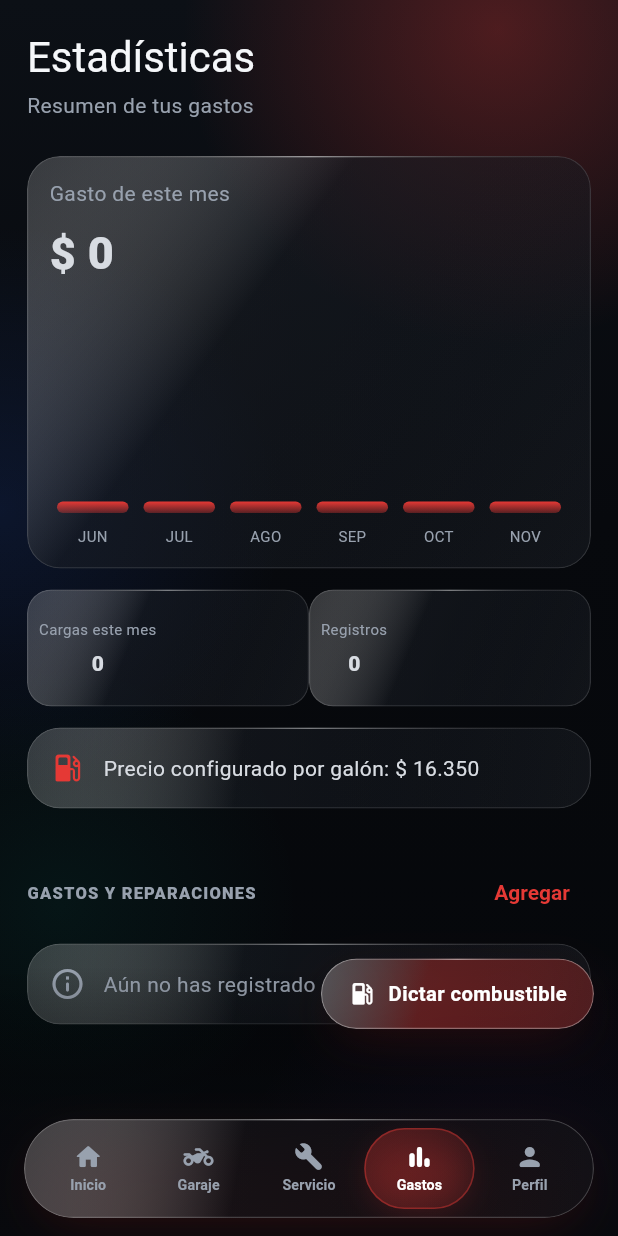
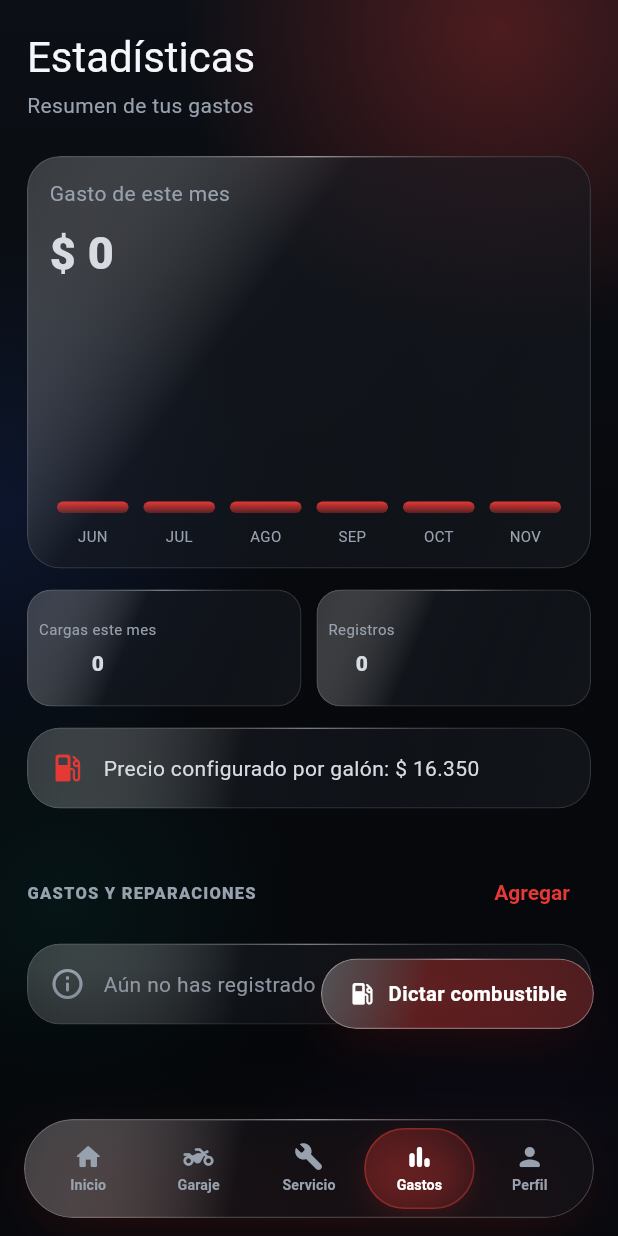
Before and after one commit to DanielELpro321/Mi-garaje-app, a Flutter app: the screen it shows after launch, item 4 of the bottom bar chosen, on a phone screen of 412 x 824 dp. Run offline on Flutter 3.47's test engine with Material 3 defaults, Android fonts, the phone set to English and light mode, and no system bars; our stand-ins replace file_picker, image_picker, shared_preferences, speech_to_text; missing offline and left inert: google_mlkit_text_recognition.

Commit message:
fix: increase spacing between cards/buttons in Inicio, Gastos and Mantenimiento

```diff
--- a/app_flutter/lib/main.dart
+++ b/app_flutter/lib/main.dart
@@ -1615,6 +1615,7 @@ class _GarageAppState extends State<GarageApp> {
                 child: _documentTile(d),
               ),
             ),
+          const SizedBox(height: 12),
           OutlinedButton.icon(
             onPressed: _addDocument,
             icon: const Icon(Icons.add),
@@ -1730,6 +1731,7 @@ class _GarageAppState extends State<GarageApp> {
                 return d != null && d.year == now.year && d.month == now.month;
               }).length}',
             ),
+            const SizedBox(width: 10),
             _metric('Registros', '$fuelCount'),
           ],
         ),
```
